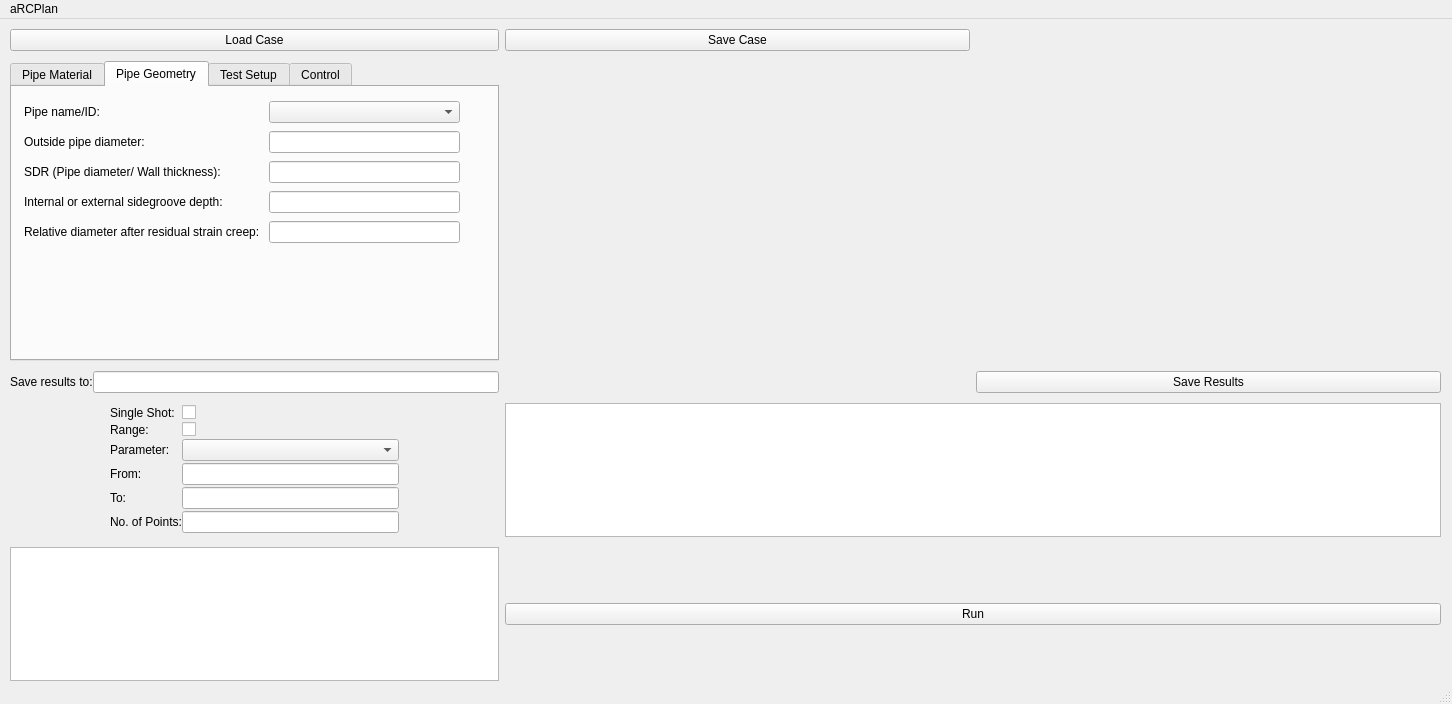
The window that guimain.ui (FraserEdwards/aRCPlanQt) describes before a commit, drawn with Qt 5.
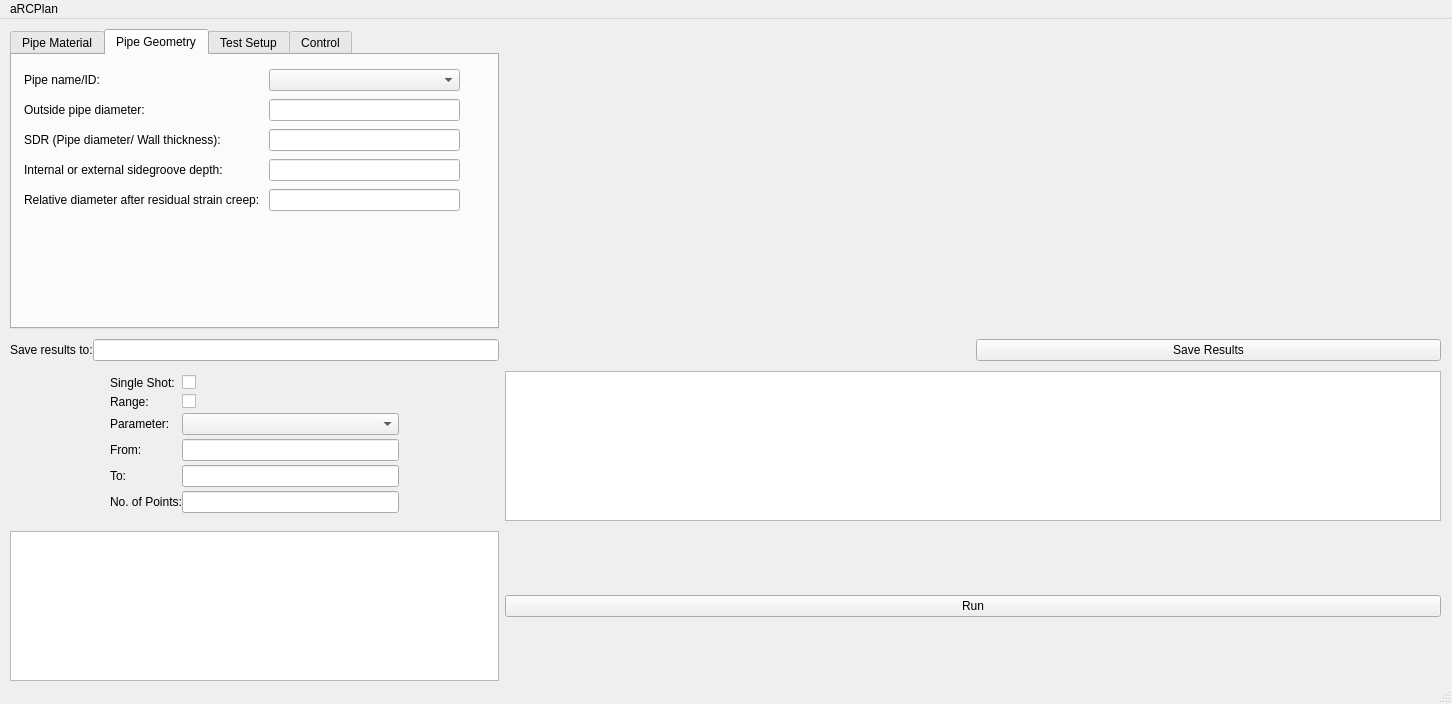
The same window after the commit. Custom widgets are drawn as their Qt base class.

Commit message: Needs reverting

```diff
--- a/guimain.ui
+++ b/guimain.ui
@@ -23,7 +23,7 @@
       <height>652</height>
      </rect>
     </property>
-    <layout class="QGridLayout" name="gridLayout_8" rowstretch="0,0,0,0,0,0,0,0">
+    <layout class="QGridLayout" name="gridLayout_8" rowstretch="0,0,0,0,0,0,0">
      <property name="sizeConstraint">
       <enum>QLayout::SetNoConstraint</enum>
      </property>
@@ -33,17 +33,7 @@
      <property name="verticalSpacing">
       <number>10</number>
      </property>
-     <item row="3" column="2">
-      <widget class="QCustomPlot" name="Resultsplot" native="true">
-       <property name="minimumSize">
-        <size>
-         <width>465</width>
-         <height>300</height>
-        </size>
-       </property>
-      </widget>
-     </item>
-     <item row="3" column="1">
+     <item row="2" column="1">
       <widget class="QCustomPlot" name="Resultsplot_2" native="true">
        <property name="minimumSize">
         <size>
@@ -53,10 +43,13 @@
        </property>
       </widget>
      </item>
-     <item row="4" column="2">
-      <widget class="QPushButton" name="Save">
-       <property name="text">
-        <string>Save Results</string>
+     <item row="2" column="2">
+      <widget class="QCustomPlot" name="Resultsplot" native="true">
+       <property name="minimumSize">
+        <size>
+         <width>465</width>
+         <height>300</height>
+        </size>
        </property>
       </widget>
      </item>
@@ -70,7 +63,98 @@
        </property>
       </layout>
      </item>
-     <item row="3" column="0">
+     <item row="4" column="0">
+      <layout class="QGridLayout" name="gridLayout_6" rowstretch="0,0,0,0,0,0,0,0">
+       <property name="leftMargin">
+        <number>100</number>
+       </property>
+       <property name="rightMargin">
+        <number>100</number>
+       </property>
+       <property name="horizontalSpacing">
+        <number>0</number>
+       </property>
+       <item row="0" column="0" colspan="2">
+        <widget class="QLabel" name="label_2">
+         <property name="text">
+          <string>Single Shot:</string>
+         </property>
+        </widget>
+       </item>
+       <item row="1" column="0">
+        <widget class="QLabel" name="label">
+         <property name="text">
+          <string>Range:</string>
+         </property>
+        </widget>
+       </item>
+       <item row="5" column="0">
+        <widget class="QLabel" name="label_8">
+         <property name="text">
+          <string>From:</string>
+         </property>
+         <property name="alignment">
+          <set>Qt::AlignLeading|Qt::AlignLeft|Qt::AlignVCenter</set>
+         </property>
+        </widget>
+       </item>
+       <item row="5" column="3">
+        <widget class="QLineEdit" name="from"/>
+       </item>
+       <item row="6" column="0">
+        <widget class="QLabel" name="label_9">
+         <property name="text">
+          <string>To:</string>
+         </property>
+         <property name="alignment">
+          <set>Qt::AlignLeading|Qt::AlignLeft|Qt::AlignVCenter</set>
+         </property>
+        </widget>
+       </item>
+       <item row="6" column="3">
+        <widget class="QLineEdit" name="to"/>
+       </item>
+       <item row="7" column="0" colspan="3">
+        <widget class="QLabel" name="label_10">
+         <property name="text">
+          <string>No. of Points:</string>
+         </property>
+        </widget>
+       </item>
+       <item row="7" column="3">
+        <widget class="QLineEdit" name="noofpoints"/>
+       </item>
+       <item row="2" column="0">
+        <widget class="QLabel" name="label_7">
+         <property name="text">
+          <string>Parameter:</string>
+         </property>
+        </widget>
+       </item>
+       <item row="2" column="3">
+        <widget class="QComboBox" name="parameter">
+         <property name="frame">
+          <bool>true</bool>
+         </property>
+        </widget>
+       </item>
+       <item row="0" column="3">
+        <widget class="QCheckBox" name="singlemode">
+         <property name="text">
+          <string/>
+         </property>
+        </widget>
+       </item>
+       <item row="1" column="3">
+        <widget class="QCheckBox" name="rangemode">
+         <property name="text">
+          <string/>
+         </property>
+        </widget>
+       </item>
+      </layout>
+     </item>
+     <item row="2" column="0">
       <widget class="QTabWidget" name="tabs">
        <property name="currentIndex">
         <number>1</number>
@@ -401,112 +485,13 @@
        </widget>
       </widget>
      </item>
-     <item row="4" column="0">
-      <layout class="QHBoxLayout" name="horizontalLayout">
-       <item>
-        <widget class="QLabel" name="label_3">
-         <property name="text">
-          <string>Save results to:</string>
-         </property>
-        </widget>
-       </item>
-       <item>
-        <widget class="QLineEdit" name="path"/>
-       </item>
-      </layout>
+     <item row="4" column="1" colspan="2">
+      <widget class="QTableWidget" name="Resultstable"/>
      </item>
-     <item row="5" column="0">
-      <layout class="QGridLayout" name="gridLayout_6" rowstretch="0,0,0,0,0,0,0,0">
-       <property name="leftMargin">
-        <number>100</number>
-       </property>
-       <property name="rightMargin">
-        <number>100</number>
-       </property>
-       <property name="horizontalSpacing">
-        <number>0</number>
-       </property>
-       <item row="0" column="0" colspan="2">
-        <widget class="QLabel" name="label_2">
-         <property name="text">
-          <string>Single Shot:</string>
-         </property>
-        </widget>
-       </item>
-       <item row="1" column="0">
-        <widget class="QLabel" name="label">
-         <property name="text">
-          <string>Range:</string>
-         </property>
-        </widget>
-       </item>
-       <item row="5" column="0">
-        <widget class="QLabel" name="label_8">
-         <property name="text">
-          <string>From:</string>
-         </property>
-         <property name="alignment">
-          <set>Qt::AlignLeading|Qt::AlignLeft|Qt::AlignVCenter</set>
-         </property>
-        </widget>
-       </item>
-       <item row="5" column="3">
-        <widget class="QLineEdit" name="from"/>
-       </item>
-       <item row="6" column="0">
-        <widget class="QLabel" name="label_9">
-         <property name="text">
-          <string>To:</string>
-         </property>
-         <property name="alignment">
-          <set>Qt::AlignLeading|Qt::AlignLeft|Qt::AlignVCenter</set>
-         </property>
-        </widget>
-       </item>
-       <item row="6" column="3">
-        <widget class="QLineEdit" name="to"/>
-       </item>
-       <item row="7" column="0" colspan="3">
-        <widget class="QLabel" name="label_10">
-         <property name="text">
-          <string>No. of Points:</string>
-         </property>
-        </widget>
-       </item>
-       <item row="7" column="3">
-        <widget class="QLineEdit" name="noofpoints"/>
-       </item>
-       <item row="2" column="0">
-        <widget class="QLabel" name="label_7">
-         <property name="text">
-          <string>Parameter:</string>
-         </property>
-        </widget>
-       </item>
-       <item row="2" column="3">
-        <widget class="QComboBox" name="parameter">
-         <property name="frame">
-          <bool>true</bool>
-         </property>
-        </widget>
-       </item>
-       <item row="0" column="3">
-        <widget class="QCheckBox" name="singlemode">
-         <property name="text">
-          <string/>
-         </property>
-        </widget>
-       </item>
-       <item row="1" column="3">
-        <widget class="QCheckBox" name="rangemode">
-         <property name="text">
-          <string/>
-         </property>
-        </widget>
-       </item>
-      </layout>
+     <item row="6" column="0">
+      <widget class="QTextEdit" name="Information"/>
      </item>
-     <item row="7" column="1" colspan="2">
+     <item row="6" column="1" colspan="2">
       <widget class="QPushButton" name="Runbutton">
        <property name="sizePolicy">
         <sizepolicy hsizetype="Minimum" vsizetype="Fixed">
@@ -519,25 +504,26 @@
        </property>
       </widget>
      </item>
-     <item row="7" column="0">
-      <widget class="QTextEdit" name="Information"/>
-     </item>
-     <item row="5" column="1" colspan="2">
-      <widget class="QTableWidget" name="Resultstable"/>
-     </item>
-     <item row="2" column="0">
-      <widget class="QPushButton" name="Load">
+     <item row="3" column="2">
+      <widget class="QPushButton" name="Save">
        <property name="text">
-        <string>Load Case</string>
+        <string>Save Results</string>
        </property>
       </widget>
      </item>
-     <item row="2" column="1">
-      <widget class="QPushButton" name="SaveCase">
-       <property name="text">
-        <string>Save Case</string>
-       </property>
-      </widget>
+     <item row="3" column="0">
+      <layout class="QHBoxLayout" name="horizontalLayout">
+       <item>
+        <widget class="QLabel" name="label_3">
+         <property name="text">
+          <string>Save results to:</string>
+         </property>
+        </widget>
+       </item>
+       <item>
+        <widget class="QLineEdit" name="path"/>
+       </item>
+      </layout>
      </item>
     </layout>
    </widget>
```
Left out of the diff: 24 changed lines with no effect on the pictures. The commit also changes 2 other files.
